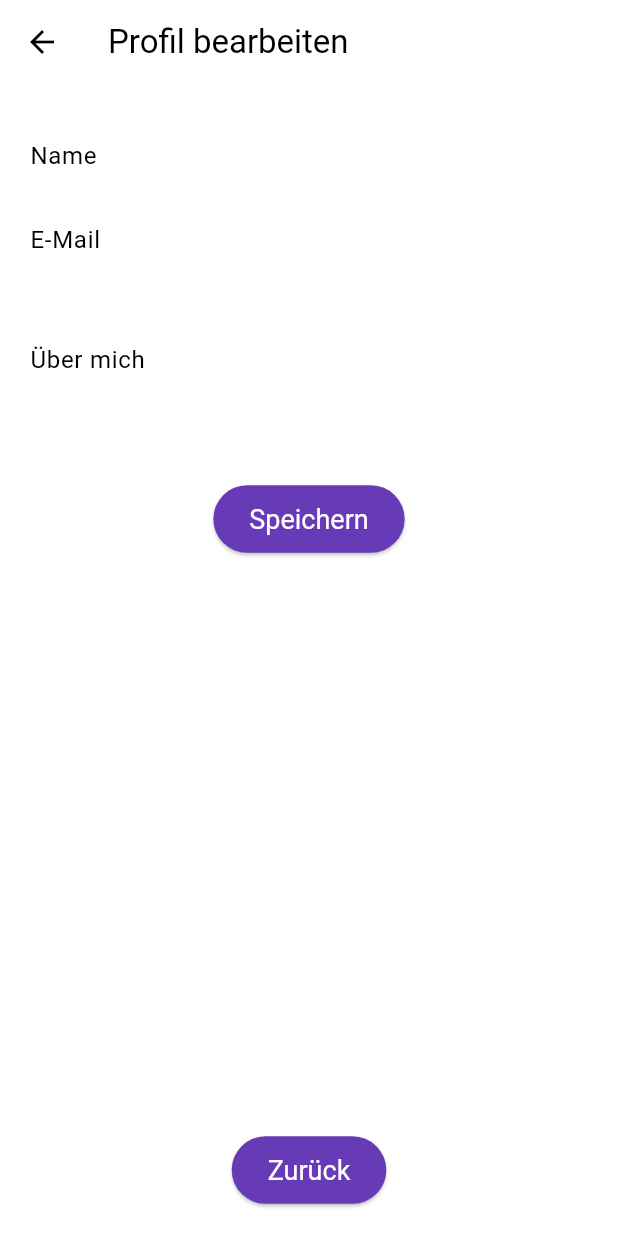
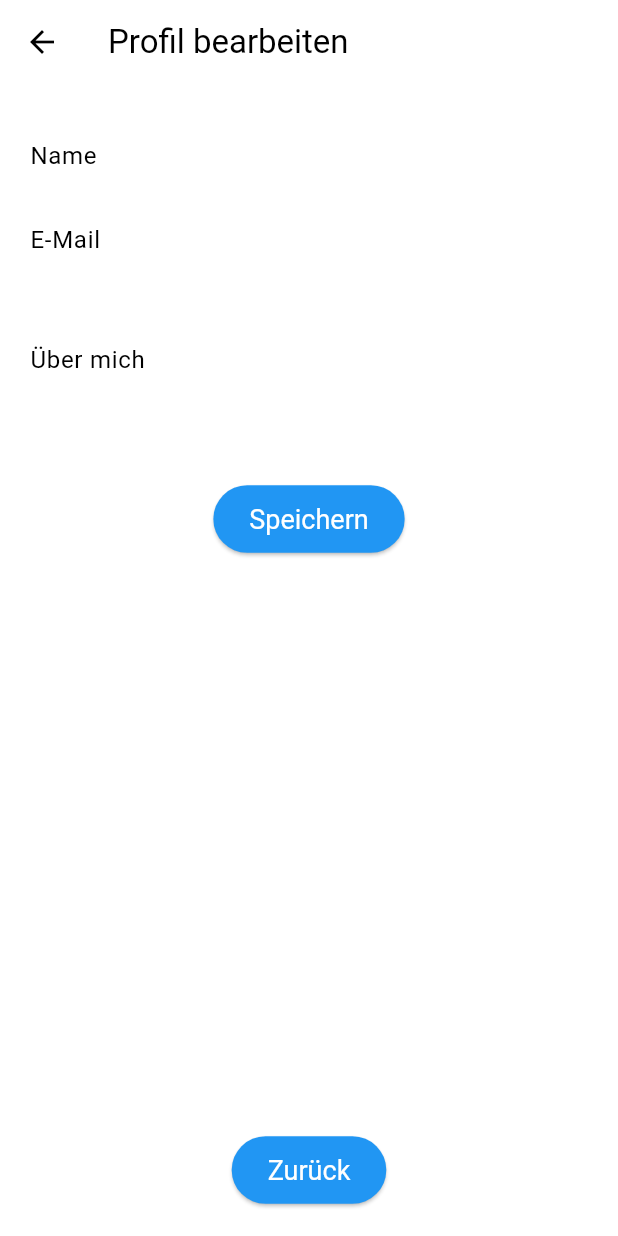
Before and after one commit to DarkSerpin/portfolio_5365258, a Flutter app: the screen it shows after launch, item 3 of the bottom bar chosen, after a tap on "Profil bearbeiten", on a phone screen of 412 x 824 dp. Run offline on Flutter 3.47's test engine with Material 3 defaults, Android fonts, the phone set to English and light mode, and no system bars; network calls fail.

Commit message:
) ergäntzt

```diff
--- a/praktikum/lib/pages/home_page.dart
+++ b/praktikum/lib/pages/home_page.dart
@@ -1,3 +1,6 @@
+import 'package:flutter/material.dart';
+import 'user_data.dart';
+
 class HomePage extends StatelessWidget {
   final UserData userData;
   const HomePage({super.key, required this.userData});
@@ -13,9 +16,49 @@ class HomePage extends StatelessWidget {
             style: TextStyle(fontSize: 24, fontWeight: FontWeight.bold),
           ),
           const SizedBox(height: 20),
-          CircleAvatar(
-            radius: 60,
-            backgroundImage: NetworkImage('https://example.com/profile.jpg'),
+          // Ersetztes NetworkImage mit Fehlerbehandlung
+          SizedBox(
+            width: 120,
+            height: 120,
+            child: ClipOval(
+              child: Image.network(
+                'https://example.com/profile.jpg',
+                fit: BoxFit.cover,
+                errorBuilder: (context, error, stackTrace) {
+                  return Container(
+                    color: Colors.blue[100],
+                    child:
+                        userData.name != null && userData.name!.isNotEmpty
+                            ? Center(
+                              child: Text(
+                                userData.name![0],
+                                style: const TextStyle(
+                                  fontSize: 36,
+                                  fontWeight: FontWeight.bold,
+                                ),
+                              ),
+                            )
+                            : const Icon(Icons.person, size: 50),
+                  );
+                },
+                loadingBuilder: (
+                  BuildContext context,
+                  Widget child,
+                  ImageChunkEvent? loadingProgress,
+                ) {
+                  if (loadingProgress == null) return child;
+                  return Center(
+                    child: CircularProgressIndicator(
+                      value:
+                          loadingProgress.expectedTotalBytes != null
+                              ? loadingProgress.cumulativeBytesLoaded /
+                                  loadingProgress.expectedTotalBytes!
+                              : null,
+                    ),
+                  );
+                },
+              ),
+            ),
           ),
           const SizedBox(height: 20),
           Text(
--- a/praktikum/lib/pages/main.dart
+++ b/praktikum/lib/pages/main.dart
@@ -9,14 +9,14 @@ void main() {
   runApp(
     MaterialApp(
       theme: ThemeData(
-        primarySwatch: Colors.deepPurple,
+        primarySwatch: Colors.blue,
         colorScheme: ColorScheme.fromSwatch(
-          primarySwatch: Colors.deepPurple,
-          accentColor: Colors.amber,
+          primarySwatch: Colors.blue,
+          accentColor: Colors.orange,
         ),
         elevatedButtonTheme: ElevatedButtonThemeData(
           style: ElevatedButton.styleFrom(
-            backgroundColor: Colors.deepPurple,
+            backgroundColor: Colors.blue,
             foregroundColor: Colors.white,
             padding: const EdgeInsets.symmetric(horizontal: 24, vertical: 12),
             textStyle: const TextStyle(fontSize: 18),
--- a/praktikum/lib/pages/work_page.dart
+++ b/praktikum/lib/pages/work_page.dart
@@ -14,47 +14,66 @@ class WorkPage extends StatelessWidget {
     return ListView(
       padding: const EdgeInsets.all(20),
       children: [
-        const Text('Meine Arbeiten',
-            style: TextStyle(fontSize: 24, fontWeight: FontWeight.bold)),
+        const Text(
+          'Meine Arbeiten',
+          style: TextStyle(fontSize: 24, fontWeight: FontWeight.bold),
+        ),
         const SizedBox(height: 20),
         _buildProjectCard(
           context,
           'Slider Demo',
           'Interaktives UI-Element',
-          () => Navigator.push(context, MaterialPageRoute(
-            builder: (context) => SliderPage(userData: userData)
+          () => Navigator.push(
+            context,
+            MaterialPageRoute(
+              builder:
+                  (context) => SliderPage(userData: userData), // Hinzugefügt: )
+            ),
           ),
         ),
         _buildProjectCard(
           context,
           'Profil Editor',
           'Persönliche Informationen bearbeiten',
-          () => Navigator.push(context, MaterialPageRoute(
-            builder: (context) => ProfileFormPage(userData: userData)
+          () => Navigator.push(
+            context,
+            MaterialPageRoute(
+              builder: (context) => ProfileFormPage(userData: userData),
+            ),
           ),
         ),
         _buildProjectCard(
           context,
           'Einstellungen',
           'App-Einstellungen anpassen',
-          () => Navigator.push(context, MaterialPageRoute(
-            builder: (context) => SettingsPage(userData: userData)
+          () => Navigator.push(
+            context,
+            MaterialPageRoute(
+              builder: (context) => SettingsPage(userData: userData),
+            ),
           ),
         ),
         _buildProjectCard(
           context,
           'Zusammenfassung',
           'Alle Daten im Überblick',
-          () => Navigator.push(context, MaterialPageRoute(
-            builder: (context) => SummaryPage(userData: userData)
+          () => Navigator.push(
+            context,
+            MaterialPageRoute(
+              builder: (context) => SummaryPage(userData: userData),
+            ),
           ),
         ),
       ],
     );
   }
 
-  Widget _buildProjectCard(BuildContext context, String title,
-                            String description, VoidCallback onTap) {
+  Widget _buildProjectCard(
+    BuildContext context,
+    String title,
+    String description,
+    VoidCallback onTap,
+  ) {
     return Card(
       margin: const EdgeInsets.only(bottom: 15),
       child: ListTile(
```
